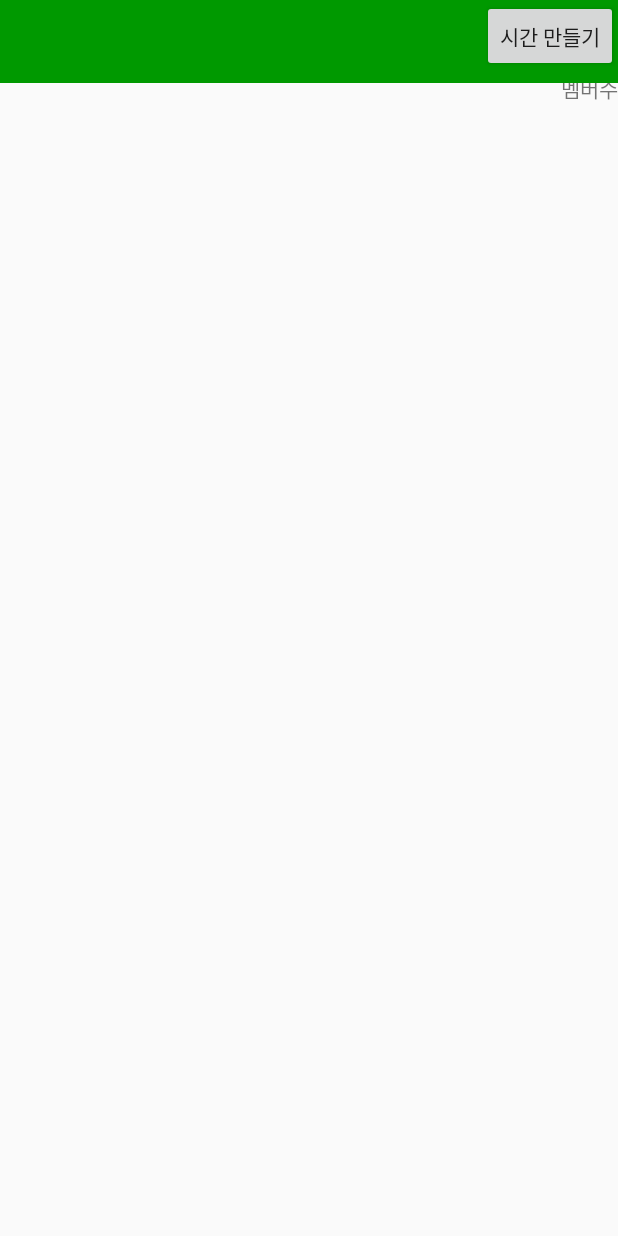
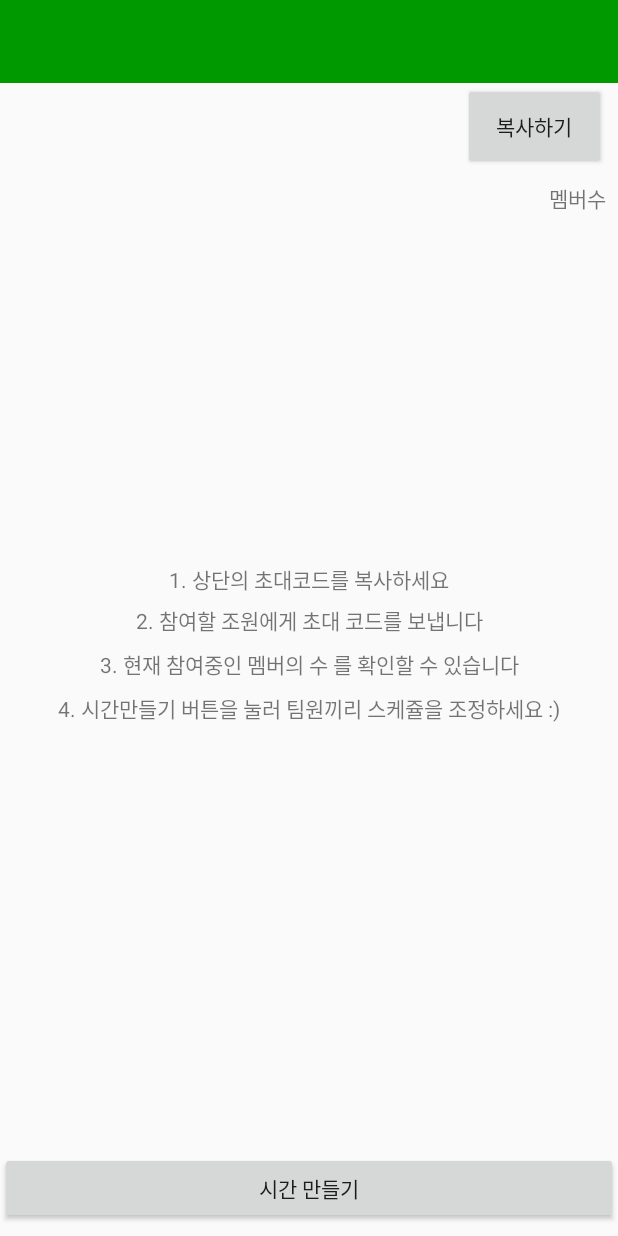
Before and after one commit to seungba/androidCrolling_intent, an Android app: the GroupTable screen opened directly, with no data from a screen before it, on a phone screen of 412 x 824 dp. Run offline under Robolectric (Android 15) with nearby library versions, the phone set to English and light mode, and no system bars; our stand-ins replace Firebase (no records; nobody signed in at launch, a user with empty details on screens opened directly).

Commit message:
시간만들기 레이아웃, 커스텀 레이아웃 일부수정, 클립보드매니저 만드는중

```diff
--- a/app/src/main/res/layout/activity_group_table.xml
+++ b/app/src/main/res/layout/activity_group_table.xml
@@ -1,5 +1,6 @@
 <?xml version="1.0" encoding="utf-8"?>
-<RelativeLayout xmlns:android="http://schemas.android.com/apk/res/android"
+<android.support.constraint.ConstraintLayout xmlns:android="http://schemas.android.com/apk/res/android"
+    xmlns:app="http://schemas.android.com/apk/res-auto"
     xmlns:tools="http://schemas.android.com/tools"
     android:layout_width="match_parent"
     android:layout_height="match_parent"
@@ -7,19 +8,25 @@
 
    <Button
        android:id="@+id/check"
-       android:layout_width="wrap_content"
+       android:layout_width="match_parent"
        android:layout_height="wrap_content"
-       android:layout_alignParentEnd="true"
-       android:layout_below="@+id/groupName"
-       android:text="시간 만들기" />
+       android:layout_alignParentBottom="true"
+       android:layout_centerHorizontal="true"
+       android:layout_marginBottom="8dp"
+       android:text="시간 만들기"
+       app:layout_constraintBottom_toBottomOf="parent" />
 
    <TextView
        android:id="@+id/count"
        android:layout_width="wrap_content"
        android:layout_height="wrap_content"
-       android:layout_alignParentEnd="true"
-       android:layout_below="@+id/check"
-       android:text="멤버수" />
+       android:layout_alignParentTop="true"
+       android:layout_marginEnd="8dp"
+       android:layout_marginTop="8dp"
+       android:layout_toEndOf="@+id/keyView"
+       android:text="멤버수"
+       app:layout_constraintEnd_toEndOf="parent"
+       app:layout_constraintTop_toBottomOf="@+id/button" />
 
    <TextView
        android:id="@+id/groupNameView"
@@ -30,28 +37,87 @@
        android:background="@color/colorPrimary"
        android:gravity="center"
        android:text="그룹이름"
+       android:textColor="#FFFFFF"
        android:textSize="28sp"
-       android:textStyle="bold"
-       android:textColor="#FFFFFF"/>
+       android:textStyle="bold" />
 
    <TextView
        android:id="@+id/keyView"
 
-       android:layout_width="271dp"
-       android:layout_height="29dp"
-       android:layout_alignBaseline="@+id/check"
+       android:layout_width="259dp"
+       android:layout_height="58dp"
        android:layout_alignParentStart="true"
-       android:layout_marginStart="12dp"
+       android:layout_alignParentTop="true"
+       android:layout_marginEnd="8dp"
+       android:layout_marginStart="8dp"
+       android:gravity="center"
        android:text="TextView"
+       android:textIsSelectable="true"
        android:textSize="18sp"
-       android:textIsSelectable="true"/>
+       app:layout_constraintEnd_toStartOf="@+id/button"
+       app:layout_constraintStart_toStartOf="parent"
+       app:layout_constraintTop_toBottomOf="@+id/groupNameView" />
 
-   <LinearLayout
-       android:layout_width="match_parent"
-       android:layout_height="match_parent"
+
+   <Button
+       android:id="@+id/button"
+       android:layout_width="95dp"
+       android:layout_height="58dp"
        android:layout_alignParentStart="true"
-       android:layout_below="@+id/count"
-       android:orientation="horizontal">
+       android:layout_centerVertical="true"
+       android:layout_marginEnd="8dp"
+       android:text="복사하기"
+       app:layout_constraintEnd_toEndOf="parent"
+       app:layout_constraintTop_toBottomOf="@+id/groupNameView" />
 
-   </LinearLayout>
-</RelativeLayout>
+   <TextView
+       android:id="@+id/textView2"
+       android:layout_width="wrap_content"
+       android:layout_height="19dp"
+       android:layout_marginBottom="8dp"
+       android:layout_marginEnd="8dp"
+       android:layout_marginStart="8dp"
+       android:layout_marginTop="8dp"
+       android:text="1. 상단의 초대코드를 복사하세요"
+       app:layout_constraintBottom_toTopOf="@+id/check"
+       app:layout_constraintEnd_toEndOf="parent"
+       app:layout_constraintStart_toStartOf="parent"
+       app:layout_constraintTop_toBottomOf="@+id/keyView"
+       app:layout_constraintVertical_bias="0.41000003" />
+
+   <TextView
+       android:id="@+id/textView3"
+       android:layout_width="wrap_content"
+       android:layout_height="wrap_content"
+       android:layout_marginEnd="8dp"
+       android:layout_marginStart="8dp"
+       android:layout_marginTop="8dp"
+       android:text="2. 참여할 조원에게 초대 코드를 보냅니다"
+       app:layout_constraintEnd_toEndOf="parent"
+       app:layout_constraintStart_toStartOf="parent"
+       app:layout_constraintTop_toBottomOf="@+id/textView2" />
+
+   <TextView
+       android:id="@+id/textView4"
+       android:layout_width="wrap_content"
+       android:layout_height="wrap_content"
+       android:layout_marginEnd="8dp"
+       android:layout_marginStart="8dp"
+       android:layout_marginTop="8dp"
+       android:text="3. 현재 참여중인 멤버의 수 를 확인할 수 있습니다"
+       app:layout_constraintEnd_toEndOf="parent"
+       app:layout_constraintStart_toStartOf="parent"
+       app:layout_constraintTop_toBottomOf="@+id/textView3" />
+
+   <TextView
+       android:id="@+id/textView5"
+       android:layout_width="wrap_content"
+       android:layout_height="wrap_content"
+       android:layout_marginEnd="8dp"
+       android:layout_marginStart="8dp"
+       android:layout_marginTop="8dp"
+       android:text="4. 시간만들기 버튼을 눌러 팀원끼리 스케쥴을 조정하세요 :)"
+       app:layout_constraintEnd_toEndOf="parent"
+       app:layout_constraintStart_toStartOf="parent"
+       app:layout_constraintTop_toBottomOf="@+id/textView4" />
+</android.support.constraint.ConstraintLayout>
--- a/app/src/main/res/layout/custom_layout.xml
+++ b/app/src/main/res/layout/custom_layout.xml
@@ -1,5 +1,7 @@
 <?xml version="1.0" encoding="utf-8"?>
-<LinearLayout xmlns:android="http://schemas.android.com/apk/res/android"
+<android.support.constraint.ConstraintLayout xmlns:android="http://schemas.android.com/apk/res/android"
+    xmlns:app="http://schemas.android.com/apk/res-auto"
+    xmlns:tools="http://schemas.android.com/tools"
     android:layout_width="match_parent"
     android:layout_height="wrap_content"
     android:background="#fff"
@@ -20,13 +22,25 @@
         android:id="@+id/keyView"
         android:layout_width="wrap_content"
         android:layout_height="wrap_content"
+        android:layout_marginBottom="0dp"
+        android:layout_marginStart="8dp"
+        android:layout_marginTop="8dp"
         android:text="Key"
         android:textIsSelectable="true"
-        android:textSize="20dp" />
+        android:textSize="20dp"
+        app:layout_constraintBottom_toBottomOf="parent"
+        app:layout_constraintStart_toStartOf="parent"
+        app:layout_constraintTop_toBottomOf="@+id/groupNameView" />
 
     <TextView
         android:id="@+id/masterView"
         android:layout_width="100dp"
-        android:layout_height="wrap_content" />
+        android:layout_height="wrap_content"
+        android:layout_marginBottom="0dp"
+        android:layout_marginEnd="8dp"
+        android:text = "ID,NAME"
+        android:textSize="18sp"
+        app:layout_constraintBottom_toBottomOf="parent"
+        app:layout_constraintEnd_toEndOf="parent" />
 
-</LinearLayout>
+</android.support.constraint.ConstraintLayout>
```
